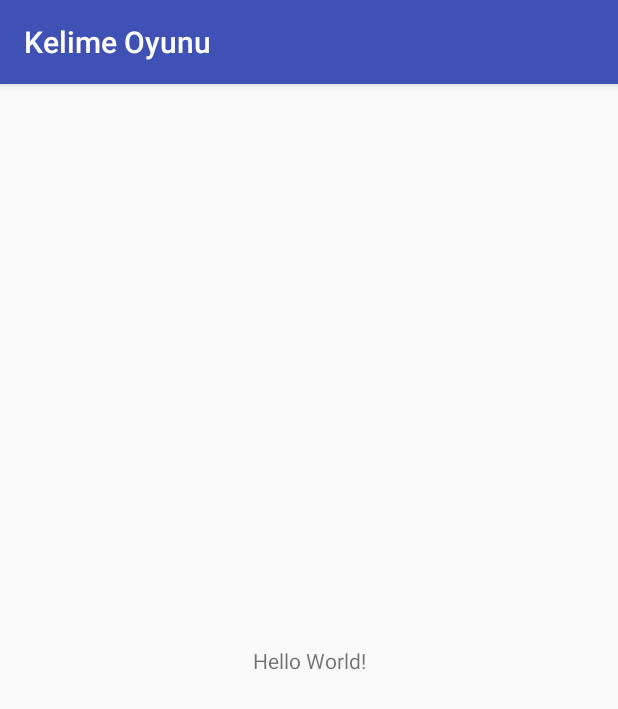
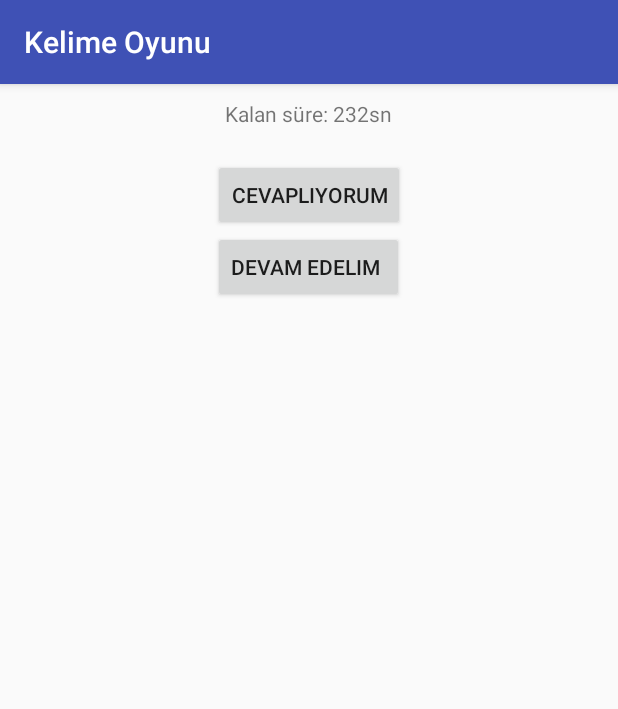
Before and after one commit to tahabayi/Kelime-Oyunu, an Android app: the screen it shows after launch (MainActivity), on a phone screen of 412 x 824 dp. Shown: the top 709 px of the screen. Run offline under Robolectric (Android 15) with nearby library versions, the phone set to English and light mode, and no system bars.

```diff
--- a/app/src/main/java/com/tml/kelimeoyunu/MainActivity.java
+++ b/app/src/main/java/com/tml/kelimeoyunu/MainActivity.java
@@ -1,13 +1,70 @@
 package com.tml.kelimeoyunu;
 
+import android.os.Bundle;
 import android.support.v7.app.AppCompatActivity;
-import android.os.Bundle;
+import android.view.View;
+import android.widget.Button;
+import android.widget.TextView;
 
 public class MainActivity extends AppCompatActivity {
+
+    public Button btnPause, btnResume;
+    public TextView timeView;
+    private int currentTime = 240;
+    boolean isRunning = false;
+    private android.os.Handler timerHandler= new android.os.Handler();
+    private Runnable timerRunnable = new Runnable() {
+        @Override
+        public void run() {
+
+            if(currentTime != 0){
+                timeView.setText( "Kalan süre: " +  currentTime + "sn");
+                currentTime--;
+            }else {
+                timeView.setText("Süre doldu!");
+            }
+
+            timerHandler.postDelayed(this, 1000);
+        }
+    };
+
 
     @Override
     protected void onCreate(Bundle savedInstanceState) {
         super.onCreate(savedInstanceState);
         setContentView(R.layout.activity_main);
+
+        btnPause = (Button) findViewById(R.id.btn_pause);
+        btnResume = (Button) findViewById(R.id.btn_resume);
+        timeView = (TextView) findViewById(R.id.time_view);
+
+        btnResume.setOnClickListener(new View.OnClickListener() {
+            @Override
+            public void onClick(View v) {
+                if(!isRunning){
+                    timerRunnable.run();
+                    isRunning = true;
+                }
+            }
+        });
+
+        btnPause.setOnClickListener(new View.OnClickListener() {
+            @Override
+            public void onClick(View v) {
+                timerHandler.removeCallbacks(timerRunnable);
+                isRunning = false;
+            }
+        });
+
+        timerRunnable.run();
+
+
     }
+
+    @Override
+    protected void onPause() {
+        super.onPause();
+        timerHandler.removeCallbacks(timerRunnable);
+    }
+
 }
--- a/app/src/main/res/layout/activity_main.xml
+++ b/app/src/main/res/layout/activity_main.xml
@@ -1,5 +1,5 @@
 <?xml version="1.0" encoding="utf-8"?>
-<android.support.constraint.ConstraintLayout xmlns:android="http://schemas.android.com/apk/res/android"
+<RelativeLayout xmlns:android="http://schemas.android.com/apk/res/android"
     xmlns:app="http://schemas.android.com/apk/res-auto"
     xmlns:tools="http://schemas.android.com/tools"
     android:layout_width="match_parent"
@@ -9,10 +9,29 @@
     <TextView
         android:layout_width="wrap_content"
         android:layout_height="wrap_content"
-        android:text="Hello World!"
-        app:layout_constraintBottom_toBottomOf="parent"
-        app:layout_constraintLeft_toLeftOf="parent"
-        app:layout_constraintRight_toRightOf="parent"
-        app:layout_constraintTop_toTopOf="parent" />
+        android:id="@+id/time_view"
+        android:layout_centerHorizontal="true"
+        android:layout_margin="10dp"
+        />
 
-</android.support.constraint.ConstraintLayout>
+    <Button
+        android:layout_width="wrap_content"
+        android:layout_height="wrap_content"
+        android:text="Cevaplıyorum"
+        android:layout_centerHorizontal="true"
+        android:layout_marginTop="50dp"
+        android:id="@+id/btn_pause"
+        />
+
+    <Button
+        android:layout_width="wrap_content"
+        android:layout_height="wrap_content"
+        android:text="Devam edelim "
+        android:layout_below="@id/btn_pause"
+        android:layout_centerHorizontal="true"
+        android:id="@+id/btn_resume"
+        />
+
+
+
+</RelativeLayout>
```
